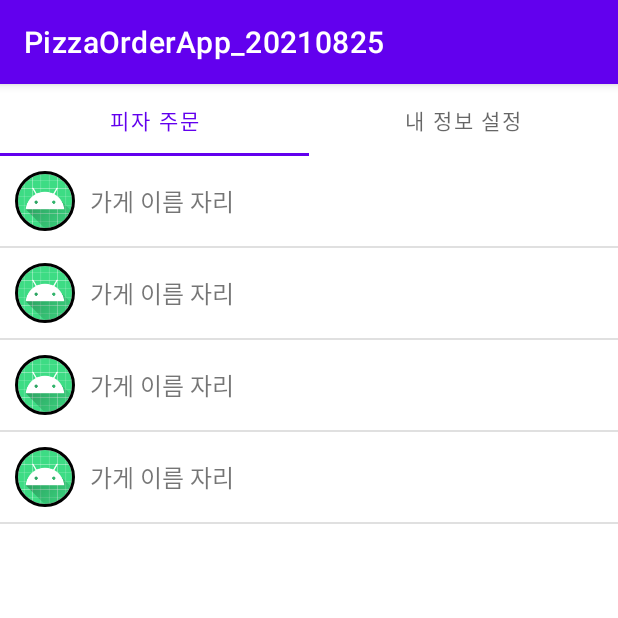
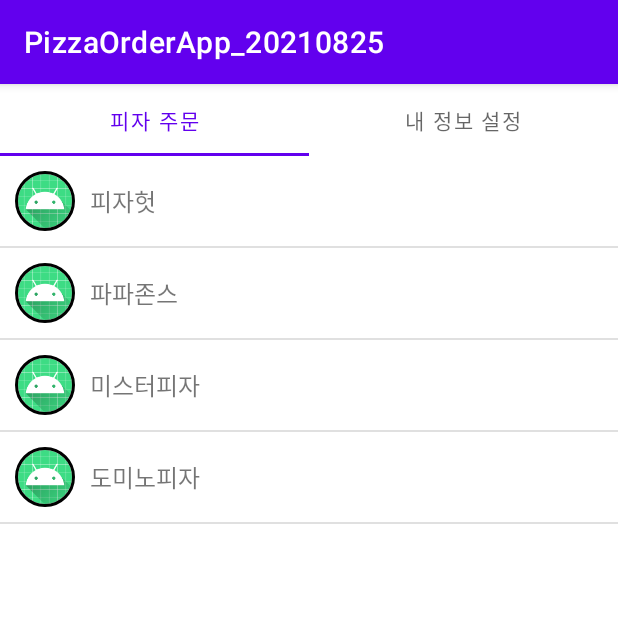
Before and after one commit to cho881020/PizzaOrderApp_20210825, an Android app: the screen it shows after launch (MainActivity), on a phone screen of 412 x 824 dp, the top half of it. Run offline under Robolectric (Android 15) with nearby library versions, the phone set to English and light mode, and no system bars; our stand-ins replace CircleImageView.

Commit message:
가게 이름까지 반영 완료

```diff
--- a/app/src/main/java/com/neppplus/pizzaorderapp_20210825/adapters/PizzaStoreAdapter.kt
+++ b/app/src/main/java/com/neppplus/pizzaorderapp_20210825/adapters/PizzaStoreAdapter.kt
@@ -5,6 +5,8 @@ import android.view.LayoutInflater
 import android.view.View
 import android.view.ViewGroup
 import android.widget.ArrayAdapter
+import android.widget.ImageView
+import android.widget.TextView
 import com.neppplus.pizzaorderapp_20210825.R
 import com.neppplus.pizzaorderapp_20210825.datas.StoreData
 
@@ -24,6 +26,13 @@ class PizzaStoreAdapter(
 
         val row = tempRow!!
 
+        val data = mList[position]
+
+        val logoImg = row.findViewById<ImageView>(R.id.logoImg)
+        val nameTxt = row.findViewById<TextView>(R.id.nameTxt)
+
+        nameTxt.text = data.name
+
         return row
     }
 
--- a/app/src/main/res/layout/store_list_item.xml
+++ b/app/src/main/res/layout/store_list_item.xml
@@ -13,12 +13,14 @@
         android:orientation="horizontal">
 
         <de.hdodenhof.circleimageview.CircleImageView
+            android:id="@+id/logoImg"
             android:layout_width="40dp"
             android:layout_height="40dp"
             app:civ_border_width="2dp"
             android:src="@mipmap/ic_launcher" />
 
         <TextView
+            android:id="@+id/nameTxt"
             android:layout_width="wrap_content"
             android:layout_height="wrap_content"
             android:text="가게 이름 자리"
```
